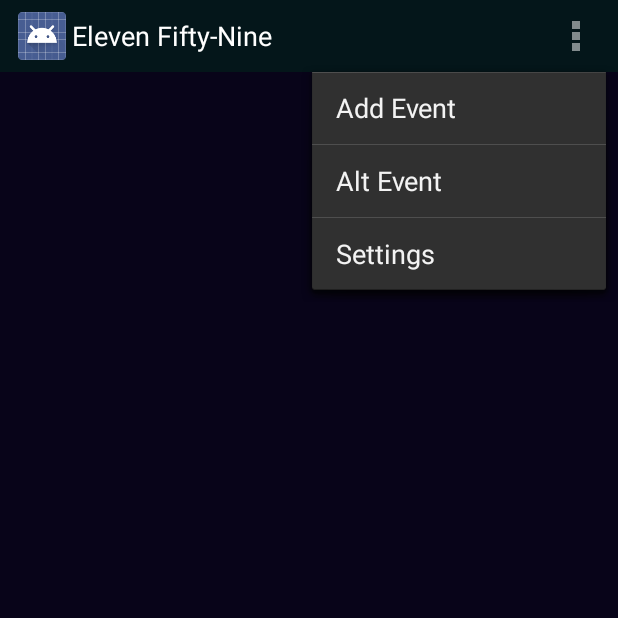
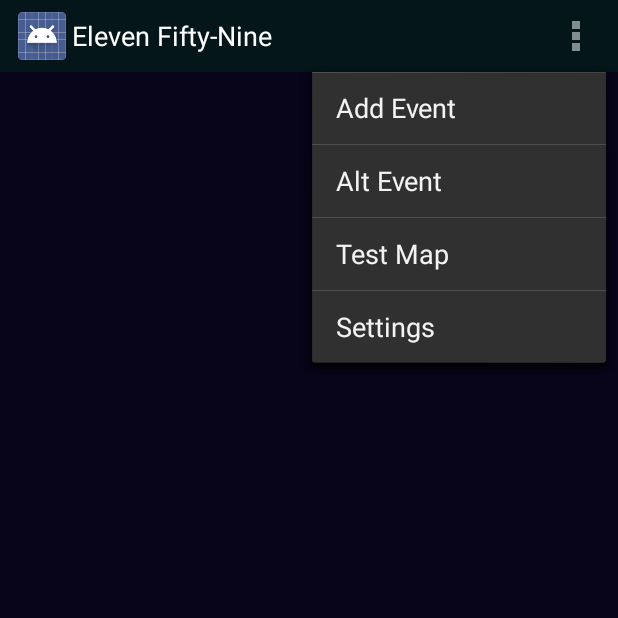
Before and after one commit to 080419android/droidCal, an Android app: the screen it shows after launch (CalendarViewActivity), with the options menu open, on a phone screen of 412 x 824 dp, the top half of it. Run offline under Robolectric (Android 15) with nearby library versions, the phone set to English and light mode, and no system bars.

Commit message:
Initial map Test pending google key, will add tomorrow

```diff
--- a/ElevenFifty-Nine/app/src/main/AndroidManifest.xml
+++ b/ElevenFifty-Nine/app/src/main/AndroidManifest.xml
@@ -45,6 +45,11 @@
             android:label="@string/title_activity_month_calendar_activtity" >
         </activity>
         <activity
+            android:name=".TestMapActivity"
+            android:label="TestMapActivity"
+            android:parentActivityName=".CalendarViewActivity">
+        </activity>
+        <activity
              android:name=".EditTaskActivity"
              android:label="EditTaskActivity"
              android:parentActivityName=".CalendarViewActivity">
--- a/ElevenFifty-Nine/app/src/main/java/com/droid080419/droid080419/elevenfifty_nine/TestMapFragment.java
+++ b/ElevenFifty-Nine/app/src/main/java/com/droid080419/droid080419/elevenfifty_nine/TestMapActivity.java
@@ -3,6 +3,7 @@ package com.droid080419.droid080419.elevenfifty_nine;
 import android.app.Activity;
 import android.os.Bundle;
 
+import com.google.android.gms.maps.CameraUpdateFactory;
 import com.google.android.gms.maps.GoogleMap;
 import com.google.android.gms.maps.MapFragment;
 import com.google.android.gms.maps.model.LatLng;
@@ -10,7 +11,7 @@ import com.google.android.gms.maps.model.LatLng;
 /**
  * Created by Louie on 3/24/2015.
  */
-public class TestMapFragment extends Activity {
+public class TestMapActivity extends Activity {
      static final LatLng UPD = new LatLng(14.6549,121.0645);
 
      private GoogleMap map;
@@ -23,5 +24,7 @@ public class TestMapFragment extends Activity {
           map = ((MapFragment) getFragmentManager().findFragmentById(R.id.map))
                   .getMap();
 
+          map.moveCamera(CameraUpdateFactory.newLatLngZoom(UPD, 15));
+          map.animateCamera(CameraUpdateFactory.zoomTo(10), 2000, null);
      }
 }
--- a/ElevenFifty-Nine/app/src/main/res/layout/activity_test_map.xml
+++ b/ElevenFifty-Nine/app/src/main/res/layout/activity_test_map.xml
@@ -8,7 +8,7 @@
         android:id="@+id/map"
         android:layout_width="match_parent"
         android:layout_height="match_parent"
-        class="com.droid080419.droid080419.elevenfifty_nine.TestMapFragment" />
+        class="com.droid080419.droid080419.elevenfifty_nine.TestMapActivity" />
 
 
 </LinearLayout>
--- a/ElevenFifty-Nine/app/src/main/res/menu/menu_calendar_view.xml
+++ b/ElevenFifty-Nine/app/src/main/res/menu/menu_calendar_view.xml
@@ -10,4 +10,6 @@
            app:showAsAction="never"/>
      <item android:id="@+id/action_add_alt"
            android:title="Alt Event"/>
+     <item android:id="@+id/action_test_map"
+           android:title="Test Map"/>
 </menu>
```
Also changed, not shown: ElevenFifty-Nine/app/src/main/java/com/droid080419/droid080419/elevenfifty_nine/CalendarViewActivity.java (+6 -1 lines).
